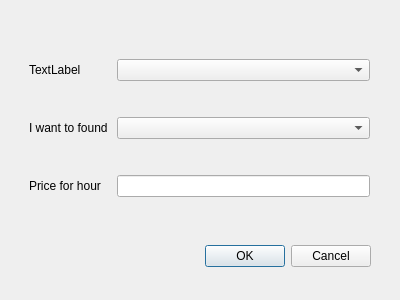
First picture: the form in newOrder.ui, repository mikhail-7975/SearchTeacher, before the edit.
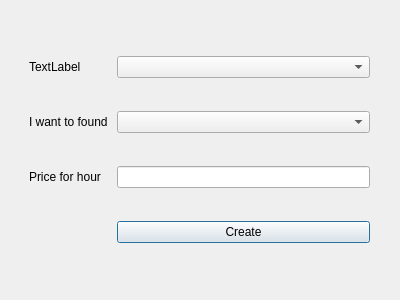
Second picture: the form after the edit.

Commit message: changed create order ui

Patch:
```diff
--- a/newOrder.ui
+++ b/newOrder.ui
@@ -13,29 +13,13 @@
   <property name="windowTitle">
    <string>New order</string>
   </property>
-  <widget class="QDialogButtonBox" name="buttonBox">
-   <property name="geometry">
-    <rect>
-     <x>30</x>
-     <y>240</y>
-     <width>341</width>
-     <height>32</height>
-    </rect>
-   </property>
-   <property name="orientation">
-    <enum>Qt::Horizontal</enum>
-   </property>
-   <property name="standardButtons">
-    <set>QDialogButtonBox::Cancel|QDialogButtonBox::Ok</set>
-   </property>
-  </widget>
   <widget class="QWidget" name="gridLayoutWidget">
    <property name="geometry">
     <rect>
      <x>29</x>
      <y>29</y>
      <width>341</width>
-     <height>201</height>
+     <height>241</height>
     </rect>
    </property>
    <layout class="QGridLayout" name="gridLayout">
@@ -69,6 +53,13 @@
     <item row="2" column="1">
      <widget class="QLineEdit" name="SetPricelineEdit"/>
     </item>
+    <item row="3" column="1">
+     <widget class="QPushButton" name="CreateOrderPushButton">
+      <property name="text">
+       <string>Create</string>
+      </property>
+     </widget>
+    </item>
    </layout>
   </widget>
  </widget>
```
Left out of the diff: 61 changed lines with no effect on the pictures. The commit also changes 7 other files.
